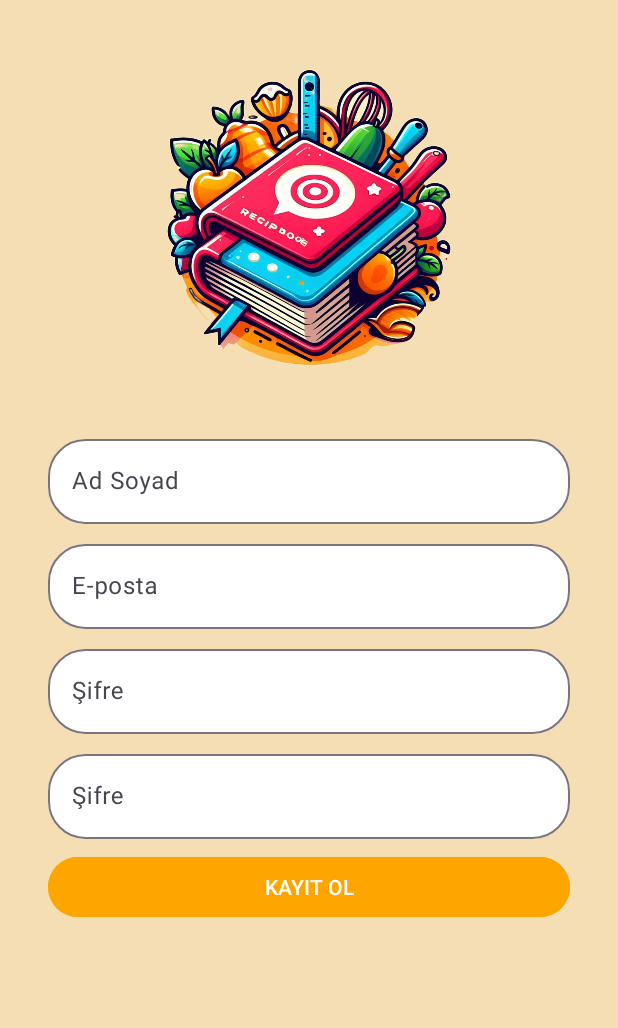
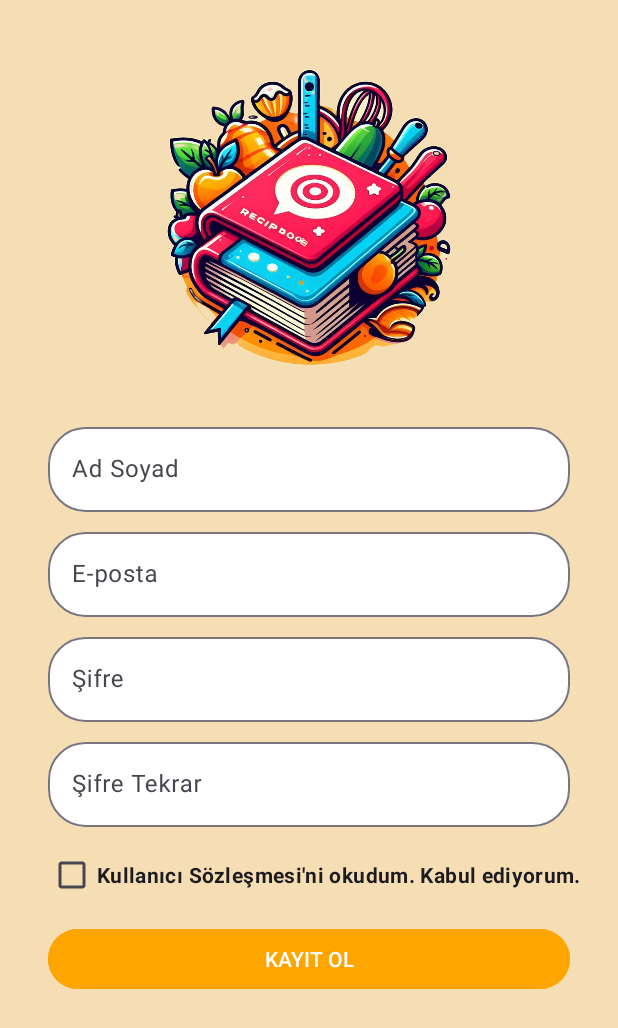
Before and after one commit to FurkanYagli/Tarif-Defterim, an Android app: the RegisterFragment screen opened through its navigation route, on a phone screen of 412 x 824 dp. Shown: the top 1028 px of the screen. Run offline under Robolectric (Android 15) with nearby library versions, the phone set to English and light mode, and no system bars.

Commit message:
güncelleme

```diff
--- a/app/build.gradle.kts
+++ b/app/build.gradle.kts
@@ -1,6 +1,8 @@
 plugins {
     alias(libs.plugins.androidApplication)
     alias(libs.plugins.jetbrainsKotlinAndroid)
+    id("androidx.navigation.safeargs.kotlin")
+
 }
 
 android {
--- /dev/null
+++ b/app/src/main/java/com/example/tarifdefterim/data/entity/Yemekler.kt
@@ -0,0 +1,6 @@
+package com.example.tarifdefterim.data.entity
+
+import java.io.Serializable
+
+data class Yemekler(var yemek_id:Int, var yemek_ad:String, var yemek_kategori: String) : Serializable {
+}
--- a/app/src/main/res/layout/fragment_register.xml
+++ b/app/src/main/res/layout/fragment_register.xml
@@ -12,7 +12,7 @@
         android:layout_width="0dp"
         android:layout_height="wrap_content"
         android:layout_marginStart="32dp"
-        android:layout_marginTop="16dp"
+        android:layout_marginTop="8dp"
         android:layout_marginEnd="32dp"
         app:boxBackgroundColor="@color/white"
         app:boxCornerRadiusBottomEnd="25dp"
@@ -74,7 +74,7 @@
         <com.google.android.material.textfield.TextInputEditText
             android:layout_width="match_parent"
             android:layout_height="wrap_content"
-            android:hint="Şifre" />
+            android:hint="Şifre Tekrar" />
     </com.google.android.material.textfield.TextInputLayout>
 
     <Button
@@ -91,7 +91,7 @@
         app:layout_constraintEnd_toEndOf="parent"
         app:layout_constraintHorizontal_bias="0.5"
         app:layout_constraintStart_toStartOf="parent"
-        app:layout_constraintTop_toBottomOf="@+id/textInputLayout5" />
+        app:layout_constraintTop_toBottomOf="@+id/checkBox" />
 
     <ImageView
         android:id="@+id/imageView2"
@@ -127,6 +127,7 @@
     </com.google.android.material.textfield.TextInputLayout>
 
     <ScrollView
+        android:id="@+id/scrollView2"
         android:layout_width="83dp"
         android:layout_height="636dp"
         app:layout_constraintBottom_toBottomOf="parent"
@@ -139,4 +140,16 @@
             android:orientation="vertical" />
     </ScrollView>
 
+    <CheckBox
+        android:id="@+id/checkBox"
+        android:layout_width="wrap_content"
+        android:layout_height="wrap_content"
+        android:layout_marginStart="32dp"
+        android:layout_marginTop="8dp"
+        android:text="Kullanıcı Sözleşmesi'ni okudum. Kabul ediyorum."
+        android:textAlignment="center"
+        android:textStyle="bold"
+        app:layout_constraintStart_toStartOf="parent"
+        app:layout_constraintTop_toBottomOf="@+id/textInputLayout5" />
+
 </androidx.constraintlayout.widget.ConstraintLayout>
```
Also changed, not shown: app/src/main/java/com/example/tarifdefterim/ui/adapter/YemeklerAdapter.kt (added, +32 -0 lines), app/src/main/java/com/example/tarifdefterim/ui/fragment/MainFragment.kt (added, +35 -0 lines), app/src/main/res/layout/card_tasarim.xml (added, +34 -0 lines), app/src/main/res/layout/fragment_main.xml (added, +25 -0 lines), build.gradle.kts (+7 -0 lines).
